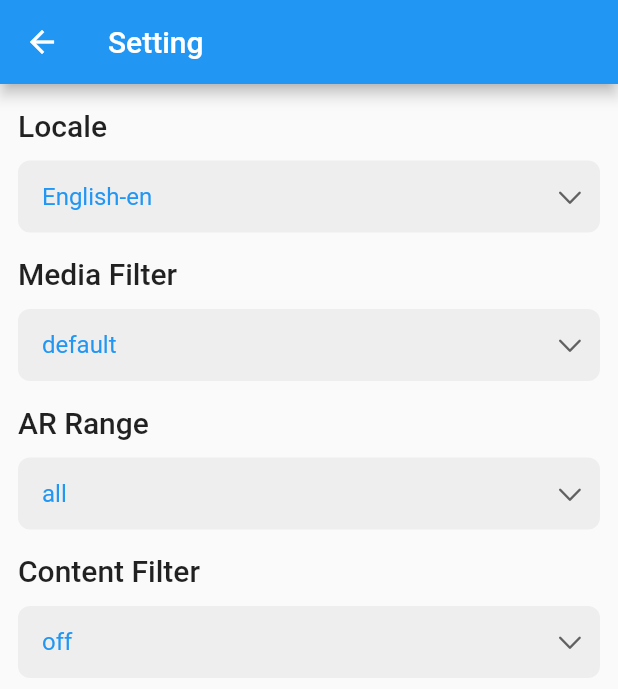
After one commit to koiralapankaj7/gif_picker, a Flutter app: the screen it shows after launch, after a tap on the "settings" icon, on a phone screen of 412 x 824 dp. The commit adds this screen. Shown: the top 689 px of the screen. Run offline on Flutter 3.47's test engine with Material 2 defaults, Android fonts, the phone set to English and light mode, and no system bars; our stand-ins replace dio; network calls fail.

Commit message:
setting page

```diff
--- a/lib/src/api/request.dart
+++ b/lib/src/api/request.dart
@@ -709,6 +709,13 @@ class TenorMediaFilter {
 
   /// tinygif, gif, and mp4
   static const TenorMediaFilter minimal = TenorMediaFilter._inernal('minimal');
+
+  ///
+  static const List<TenorMediaFilter> values = <TenorMediaFilter>[
+    none,
+    basic,
+    minimal,
+  ];
 }
 
 /// determines the type of categories returned
--- a/lib/src/gif_picker.dart
+++ b/lib/src/gif_picker.dart
@@ -1,5 +1,6 @@
 import 'package:flutter/material.dart';
 import 'package:gif_picker/gif_picker.dart';
+import 'package:gif_picker/src/setting_page.dart';
 import 'package:gif_picker/src/widgets/widgets.dart';
 
 /// {@template gif_picker}
@@ -26,7 +27,20 @@ class _GifPickerState extends State<GifPicker> {
   @override
   Widget build(BuildContext context) {
     return Scaffold(
-      appBar: AppBar(),
+      appBar: AppBar(
+        actions: [
+          IconButton(
+            onPressed: () {
+              Navigator.of(context).push<void>(
+                MaterialPageRoute(
+                  builder: (context) => const SettingPage(),
+                ),
+              );
+            },
+            icon: const Icon(Icons.settings),
+          ),
+        ],
+      ),
       body: Column(
         children: [
           const SizedBox(height: 12),
--- /dev/null
+++ b/lib/src/setting_page.dart
@@ -0,0 +1,353 @@
+import 'dart:convert';
+
+import 'package:flutter/cupertino.dart';
+import 'package:flutter/material.dart';
+
+import 'package:gif_picker/gif_picker.dart';
+
+///
+class SettingPage extends StatefulWidget {
+  ///
+  const SettingPage({Key? key}) : super(key: key);
+
+  @override
+  State<SettingPage> createState() => _SettingPageState();
+}
+
+class _SettingPageState extends State<SettingPage> {
+  var setting = const TenorSetting();
+
+  @override
+  Widget build(BuildContext context) {
+    final theme = Theme.of(context);
+    final scheme = theme.colorScheme;
+
+    return Scaffold(
+      appBar: AppBar(title: const Text('Setting')),
+      body: SingleChildScrollView(
+        padding: const EdgeInsets.symmetric(vertical: 16, horizontal: 12),
+        child: Column(
+          crossAxisAlignment: CrossAxisAlignment.start,
+          children: [
+            // Locale
+            Text('Locale', style: theme.textTheme.headline6),
+            const SizedBox(height: 12),
+            _Dropdown<Locale>(
+              items: _languageCodes,
+              currentValue: setting.locale,
+              labelBuilder: (locale) => locale.locale,
+              onChanged: (locale) {
+                setState(() {
+                  setting = setting.copyWith(locale: locale);
+                });
+              },
+            ),
+
+            const SizedBox(height: 16),
+
+            // Media filter (basic | minimal)
+            Text('Media Filter', style: theme.textTheme.headline6),
+            const SizedBox(height: 12),
+            _Dropdown<TenorMediaFilter>(
+              items: TenorMediaFilter.values,
+              currentValue: setting.mediaFilter,
+              labelBuilder: (filter) => filter.name,
+              onChanged: (filter) {
+                setState(() {
+                  setting = setting.copyWith(mediaFilter: filter);
+                });
+              },
+            ),
+
+            const SizedBox(height: 16),
+
+            // AR-Range (all | wide | standard)
+            Text('AR Range', style: theme.textTheme.headline6),
+            const SizedBox(height: 12),
+            _Dropdown<TenorARRange>(
+              items: TenorARRange.values,
+              currentValue: setting.arRange,
+              labelBuilder: (arRange) => arRange.name,
+              onChanged: (arRange) {
+                setState(() {
+                  setting = setting.copyWith(arRange: arRange);
+                });
+              },
+            ),
+
+            const SizedBox(height: 16),
+
+            // Content filter [off | low | medium | high]
+            Text('Content Filter', style: theme.textTheme.headline6),
+            const SizedBox(height: 12),
+            _Dropdown<TenorContentFilter>(
+              items: TenorContentFilter.values,
+              currentValue: setting.contentFilter,
+              labelBuilder: (filter) => filter.name,
+              onChanged: (filter) {
+                setState(() {
+                  setting = setting.copyWith(contentFilter: filter);
+                });
+              },
+            ),
+
+            // Limit
+            // Set anonymous id
+            // Type (featured | emoji | trending)
+          ],
+        ),
+      ),
+    );
+  }
+}
+
+class _Dropdown<T> extends StatelessWidget {
+  const _Dropdown({
+    Key? key,
+    required this.items,
+    required this.currentValue,
+    required this.labelBuilder,
+    required this.onChanged,
+  }) : super(key: key);
+
+  final List<T> items;
+  final T? currentValue;
+  final String Function(T item) labelBuilder;
+  final ValueChanged<T?> onChanged;
+
+  @override
+  Widget build(BuildContext context) {
+    final theme = Theme.of(context);
+    final scheme = theme.colorScheme;
+
+    return Container(
+      decoration: BoxDecoration(
+        color: Colors.grey.shade200,
+        borderRadius: BorderRadius.circular(8),
+      ),
+      child: DropdownButton<T>(
+        value: currentValue,
+        items: List.generate(items.length, (index) {
+          final item = items[index];
+          final isEven = index.isEven;
+          final isSelected = currentValue == item;
+
+          return DropdownMenuItem<T>(
+            value: item,
+            child: Container(
+              alignment: Alignment.centerLeft,
+              width: MediaQuery.of(context).size.width,
+              padding: const EdgeInsets.symmetric(horizontal: 16),
+              color: isSelected
+                  ? scheme.primary
+                  : isEven
+                      ? Colors.grey.shade200
+                      : Colors.grey.shade300,
+              child: Text(
+                labelBuilder(item),
+                style: theme.textTheme.subtitle1?.copyWith(
+                  color: isSelected ? scheme.onPrimary : null,
+                ),
+              ),
+            ),
+          );
+        }),
+        selectedItemBuilder: (context) {
+          return _languageCodes.map((e) {
+            return Container(
+              alignment: Alignment.centerLeft,
+              padding: const EdgeInsets.symmetric(horizontal: 16),
+              child: Text(
+                currentValue == null
+                    ? 'Choose Option'
+                    // ignore: null_check_on_nullable_type_parameter
+                    : labelBuilder(currentValue!),
+                style:
+                    theme.textTheme.subtitle1?.copyWith(color: scheme.primary),
+              ),
+            );
+          }).toList();
+        },
+        onChanged: onChanged,
+        isExpanded: true,
+        dropdownColor: Colors.transparent,
+        elevation: 0,
+        menuMaxHeight: MediaQuery.of(context).size.height * 0.5,
+        icon: const Padding(
+          padding: EdgeInsets.only(right: 10),
+          child: Icon(CupertinoIcons.chevron_down, size: 20),
+        ),
+        underline: const SizedBox(),
+        style: TextStyle(color: scheme.primary),
+      ),
+    );
+  }
+}
+
+///
+@immutable
+class Locale {
+  ///
+  const Locale({
+    required this.language,
+    required this.languageCode,
+  });
+
+  ///
+  final String language;
+
+  ///
+  final String languageCode;
+
+  ///
+  String get locale => '$language-$languageCode';
+
+  @override
+  String toString() =>
+      'Locale(languageCode: $language, languageCode: $languageCode)';
+
+  @override
+  bool operator ==(Object other) {
+    if (identical(this, other)) return true;
+
+    return other is Locale &&
+        other.language == language &&
+        other.languageCode == languageCode;
+  }
+
+  @override
+  int get hashCode => language.hashCode ^ languageCode.hashCode;
+}
+
+///
+@immutable
+class TenorSetting {
+  ///
+  const TenorSetting({
+    this.locale = const Locale(languageCode: 'en', language: 'English'),
+    this.mediaFilter = TenorMediaFilter.none,
+    this.arRange = TenorARRange.all,
+    this.contentFilter = TenorContentFilter.off,
+    this.limit = 20,
+    this.categoryType = TenorCategoryType.featured,
+  });
+
+  ///
+  final Locale locale;
+
+  ///
+  final TenorMediaFilter mediaFilter;
+
+  ///
+  final TenorARRange arRange;
+
+  ///
+  final TenorContentFilter contentFilter;
+
+  ///
+  final int limit;
+
+  ///
+  final TenorCategoryType categoryType;
+
+  ///
+  TenorSetting copyWith({
+    Locale? locale,
+    TenorMediaFilter? mediaFilter,
+    TenorARRange? arRange,
+    TenorContentFilter? contentFilter,
+    int? limit,
+    TenorCategoryType? categoryType,
+  }) {
+    return TenorSetting(
+      locale: locale ?? this.locale,
+      mediaFilter: mediaFilter ?? this.mediaFilter,
+      arRange: arRange ?? this.arRange,
+      contentFilter: contentFilter ?? this.contentFilter,
+      limit: limit ?? this.limit,
+      categoryType: categoryType ?? this.categoryType,
+    );
+  }
+
+  @override
+  String toString() {
+    return '''
+    TenorSetting(
+      locale: $locale,
+      mediaFilter: $mediaFilter,
+      arRange: $arRange,
+      contentFilter: $contentFilter,
+      limit: $limit,
+      categoryType: $categoryType
+    )''';
+  }
+
+  @override
+  bool operator ==(Object other) {
+    if (identical(this, other)) return true;
+
+    return other is TenorSetting &&
+        other.locale == locale &&
+        other.mediaFilter == mediaFilter &&
+        other.arRange == arRange &&
+        other.contentFilter == contentFilter &&
+        other.limit == limit &&
+        other.categoryType == categoryType;
+  }
+
+  @override
+  int get hashCode {
+    return locale.hashCode ^
+        mediaFilter.hashCode ^
+        arRange.hashCode ^
+        contentFilter.hashCode ^
+        limit.hashCode ^
+        categoryType.hashCode;
+  }
+}
+
+//
+const _languageCodes = <Locale>[
+  Locale(languageCode: 'en', language: 'English'),
+  Locale(languageCode: 'fr', language: 'French'),
+  Locale(languageCode: 'de', language: 'German'),
+  Locale(languageCode: 'es', language: 'Spanish'),
+  Locale(languageCode: 'it', language: 'Italian'),
+  Locale(languageCode: 'ja', language: 'Japanese'),
+  Locale(languageCode: 'ko', language: 'Korean'),
+  Locale(languageCode: 'pt', language: 'Portuguese'),
+  Locale(languageCode: 'ru', language: 'Russian'),
+  Locale(languageCode: 'tr', language: 'Turkish'),
+  Locale(languageCode: 'zh-TW', language: 'Traditional Chinese'),
+  Locale(languageCode: 'zh-CN', language: 'Simplified Chinese'),
+  Locale(languageCode: 'ar', language: 'Arabic'),
+  Locale(languageCode: 'nl', language: 'Dutch'),
+  Locale(languageCode: 'pl', language: 'Polish'),
+  Locale(languageCode: 'sv', language: 'Swedish'),
+  Locale(languageCode: 'th', language: 'Thai'),
+  Locale(languageCode: 'vi', language: 'Vietnamese'),
+  Locale(languageCode: 'sq', language: 'Albanian'),
+  Locale(languageCode: 'sk', language: 'Slovak'),
+  Locale(languageCode: 'hr', language: 'Croatian'),
+  Locale(languageCode: 'cs', language: 'Czech'),
+  Locale(languageCode: 'hu', language: 'Hungarian'),
+  Locale(languageCode: 'ro', language: 'Romanian'),
+  Locale(languageCode: 'el', language: 'Greek'),
+  Locale(languageCode: 'id', language: 'Indonesian'),
+  Locale(languageCode: 'ms', language: 'Malay'),
+  Locale(languageCode: 'hi', language: 'Hindi'),
+  Locale(languageCode: 'bn', language: 'Bengali'),
+  Locale(languageCode: 'tl', language: 'Tagalog'),
+  Locale(languageCode: 'ur', language: 'Urdu'),
+  Locale(languageCode: 'fi', language: 'Finnish'),
+  Locale(languageCode: 'uk', language: 'Ukrainian'),
+  Locale(languageCode: 'da', language: 'Danish'),
+  Locale(languageCode: 'he', language: 'Hebrew'),
+  Locale(languageCode: 'yue', language: 'Cantonese'),
+  Locale(languageCode: 'nn', language: 'Norwegian (Nynorsk)'),
+  Locale(languageCode: 'nb', language: 'Norwegian (Bokmål)'),
+  Locale(languageCode: 'ca', language: 'Catalan'),
+  Locale(languageCode: 'fa', language: 'Farsi'),
+];
+
+/// Map of language and locale code supported by the tenor api
```
